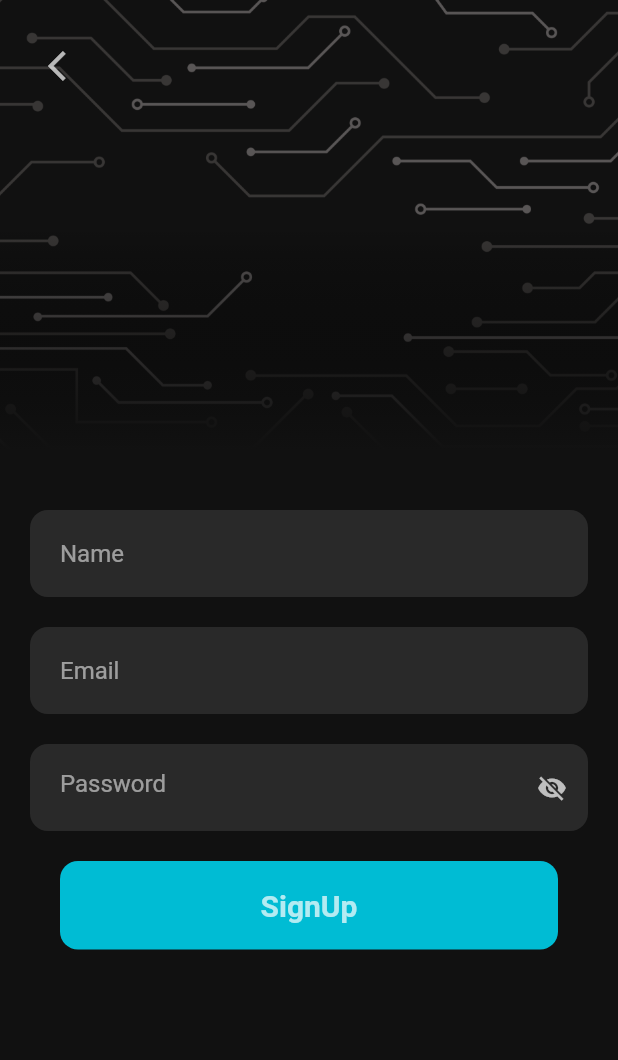
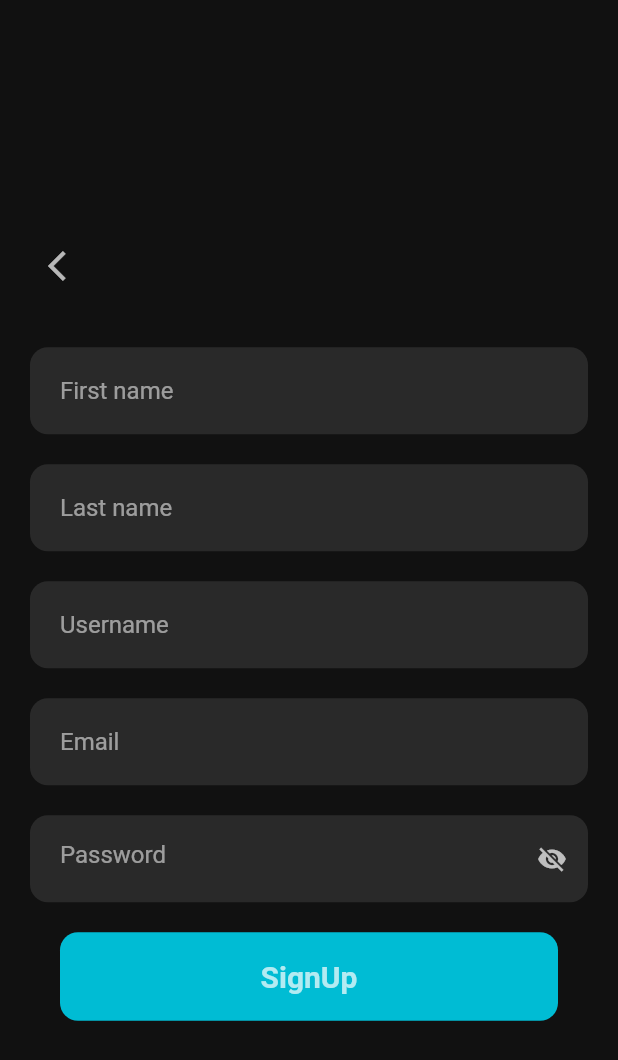
Before and after one commit to Anurag-Bharati/RootNodeApp, a Flutter app: the screen it shows after launch, after a tap on "Login", after a tap on "Register", on a phone screen of 412 x 824 dp. Shown: the top 1060 px of the screen. Run offline on Flutter 3.47's test engine with Material 2 defaults, Android fonts, the phone set to English and light mode, and no system bars; our stand-ins replace boxicons, google_nav_bar, like_button, objectbox; generated files the repository leaves out were written again; network calls fail.

Commit message:
Linked register fn to register screen

```diff
--- a/lib/data_source/local_data_store/student_data_source.dart
+++ b/lib/data_source/local_data_store/user_data_source.dart
@@ -13,9 +13,9 @@ class UserDataSource {
     }
   }
 
-  Future<User?> loginUser(String username, String password) async {
+  Future<User?> loginUser(String email, String password) async {
     try {
-      return objectBoxInstance.loginUser(username, password);
+      return objectBoxInstance.loginUser(email, password);
     } catch (e) {
       return null; // => Future.value(0) inside async
     }
--- a/lib/helper/objectbox.dart
+++ b/lib/helper/objectbox.dart
@@ -27,11 +27,9 @@ class ObjectBoxInstance {
     return _userBox.put(user);
   }
 
-  User? loginUser(String username, String password) {
+  User? loginUser(String email, String password) {
     Query<User> query = _userBox
-        .query(User_.username
-            .equals(username)
-            .and(User_.password.equals(password)))
+        .query(User_.email.equals(email).and(User_.password.equals(password)))
         .build();
     return query.findUnique();
   }
--- a/lib/main.dart
+++ b/lib/main.dart
@@ -1,7 +1,12 @@
 import 'package:flutter/material.dart';
+import 'package:rootnode/helper/objectbox.dart';
 import 'package:rootnode/screen/splash_screen.dart';
+import 'package:rootnode/state/objectbox_state.dart';
 
-void main(List<String> args) {
+void main(List<String> args) async {
+  WidgetsFlutterBinding.ensureInitialized();
+  // Create an Object for ObjectBoxInstance
+  ObjectBoxState.objectBoxInstance = await ObjectBoxInstance.init();
   runApp(MaterialApp(
       theme: ThemeData(
         colorScheme: ColorScheme.fromSwatch(
--- a/lib/screen/home_screen.dart
+++ b/lib/screen/home_screen.dart
@@ -7,7 +7,8 @@ import 'package:rootnode/widgets/post_container.dart';
 import 'package:rootnode/services/post_api_service.dart';
 
 class HomeScreen extends StatefulWidget {
-  const HomeScreen({super.key});
+  String? email;
+  HomeScreen(email, {super.key});
 
   @override
   State<HomeScreen> createState() => _HomeScreenState();
--- a/lib/screen/login_screen.dart
+++ b/lib/screen/login_screen.dart
@@ -119,7 +119,7 @@ class _LoginScreenState extends State<LoginScreen> {
                               context,
                               MaterialPageRoute(
                                   builder: (BuildContext context) =>
-                                      const HomeScreen()),
+                                      HomeScreen(null)),
                             ),
                           );
                         } else {
--- a/lib/screen/register_screen.dart
+++ b/lib/screen/register_screen.dart
@@ -1,4 +1,7 @@
 import 'package:flutter/material.dart';
+import 'package:rootnode/model/user.dart';
+import 'package:rootnode/repository/user_repo.dart';
+import 'package:rootnode/screen/home_screen.dart';
 import 'package:rootnode/widgets/rootnode_widget.dart';
 
 class RegisterScreen extends StatefulWidget {
@@ -9,9 +12,13 @@ class RegisterScreen extends StatefulWidget {
 }
 
 class _RegisterScreenState extends State<RegisterScreen> {
+  final userRepo = UserRepoImpl();
+  final _fnameFieldController = TextEditingController();
+  final _lnameFieldController = TextEditingController();
+  final _unameFieldController = TextEditingController();
   final _emailFieldController = TextEditingController();
+  final _passwordFieldController = TextEditingController();
   final _scrollController = ScrollController();
-  final _passwordFieldController = TextEditingController();
   final _globalkey = GlobalKey<FormState>();
 
   _showSnackBar(String message, Color x, bool dismissable) {
@@ -33,9 +40,49 @@ class _RegisterScreenState extends State<RegisterScreen> {
     );
   }
 
+  _showRegSnackBar(int status) {
+    ScaffoldMessenger.of(context).showSnackBar(
+      SnackBar(
+        elevation: 0,
+        behavior: SnackBarBehavior.floating,
+        backgroundColor: status > 0 ? Colors.green : Colors.red,
+        content: status > 0
+            ? const Text("Registered Successfully!")
+            : const Text("Something went wrong!"),
+        duration: const Duration(seconds: 3),
+        action: SnackBarAction(
+          label: "OK",
+          onPressed: () {},
+          textColor: Colors.white,
+        ),
+      ),
+    );
+  }
+
+  _registerUser() async {
+    _showSnackBar("Signing Up..", Colors.green[400]!, false);
+
+    User user = User(
+      _fnameFieldController.text,
+      _lnameFieldController.text,
+      _unameFieldController.text,
+      _emailFieldController.text,
+      _passwordFieldController.text,
+    );
+
+    int status = await userRepo.registerUser(user);
+    _showRegSnackBar(status);
+    if (status > 0) {
+      Future.delayed(const Duration(seconds: 2),
+          () => _backToLogin(context, _emailFieldController.text));
+    }
+  }
+
   @override
   void dispose() {
     super.dispose();
+    _fnameFieldController.dispose();
+    _lnameFieldController.dispose();
     _emailFieldController.dispose();
     _passwordFieldController.dispose();
     _scrollController.dispose();
@@ -48,58 +95,40 @@ class _RegisterScreenState extends State<RegisterScreen> {
       body: SafeArea(
         child: SizedBox(
           height: double.infinity,
-          child: SingleChildScrollView(
-            controller: _scrollController,
-            physics: null,
           child: Form(
             key: _globalkey,
+            child: Center(
+              child: SingleChildScrollView(
                 child: Column(
                   crossAxisAlignment: CrossAxisAlignment.stretch,
                   children: [
-                  Stack(children: [
                     Container(
-                      margin: const EdgeInsets.only(bottom: 30),
-                      height: 300,
-                      alignment: Alignment.center,
-                      child: SizedBox(
-                        height: double.infinity,
-                        child: Image.asset(
-                          "assets/images/nodebg.png",
-                          fit: BoxFit.cover,
-                        ),
-                      ),
-                    ),
-                    Container(
-                      margin: const EdgeInsets.only(bottom: 30),
-                      height: 300,
-                      alignment: Alignment.center,
-                      decoration: const BoxDecoration(
-                        gradient: LinearGradient(
-                            colors: [
-                              Colors.transparent,
-                              Colors.transparent,
-                              Color(0xFF111111)
-                            ],
-                            begin: Alignment.topCenter,
-                            end: Alignment.bottomCenter),
-                      ),
-                    ),
-                    Positioned(
-                      left: 20,
-                      top: 20,
+                      padding: const EdgeInsets.all(20),
+                      alignment: Alignment.topLeft,
                       child: IconButton(
                           highlightColor: Colors.transparent,
                           splashColor: Colors.transparent,
-                          onPressed: () => _backToLogin(context),
+                          onPressed: () => _backToLogin(context, null),
                           icon: const Icon(
                             Icons.arrow_back_ios,
                             color: Colors.white70,
                           )),
                     ),
-                  ]),
                     RootNodeTextField(
-                    controller: _emailFieldController,
-                    hintText: "Name",
+                      controller: _fnameFieldController,
+                      hintText: "First name",
+                      type: TextFieldTypes.email,
+                      onPressed: () {},
+                    ),
+                    RootNodeTextField(
+                      controller: _lnameFieldController,
+                      hintText: "Last name",
+                      type: TextFieldTypes.email,
+                      onPressed: () {},
+                    ),
+                    RootNodeTextField(
+                      controller: _unameFieldController,
+                      hintText: "Username",
                       type: TextFieldTypes.email,
                       onPressed: () {},
                     ),
@@ -127,10 +156,7 @@ class _RegisterScreenState extends State<RegisterScreen> {
                         onPressed: () {
                           FocusScope.of(context).unfocus();
                           if (_globalkey.currentState!.validate()) {
-                          _showSnackBar(
-                              "Signing Up..", Colors.green[400]!, false);
-                          Future.delayed(const Duration(seconds: 2),
-                              () => _backToLogin(context));
+                            _registerUser();
                           } else {
                             _showSnackBar(
                                 "Invalid fields", Colors.red[400]!, true);
@@ -155,10 +181,14 @@ class _RegisterScreenState extends State<RegisterScreen> {
             ),
           ),
         ),
+      ),
     );
   }
 
-  void _backToLogin(BuildContext context) {
-    Navigator.pop(context);
+  void _backToLogin(BuildContext context, String? email) {
+    Navigator.pushReplacement(
+        context,
+        MaterialPageRoute(
+            builder: (BuildContext context) => HomeScreen(email)));
   }
 }
```
Also changed, not shown: lib/repository/user_repo.dart (+5 -5 lines). Lines whose indentation alone changed are shown as unchanged.
